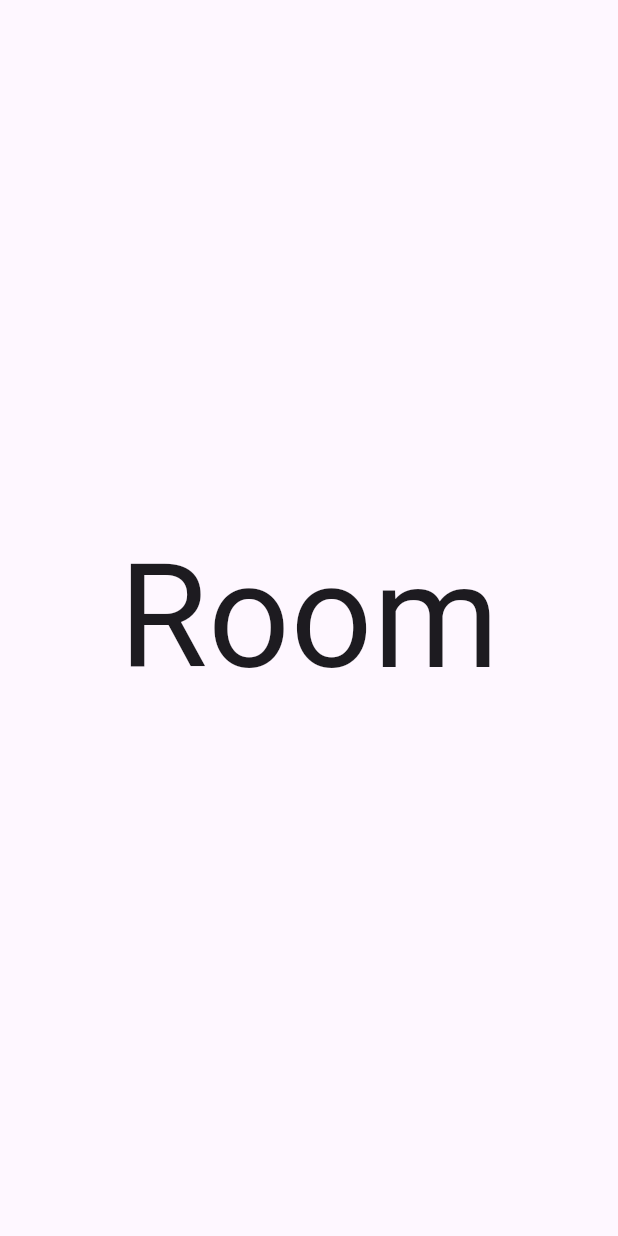
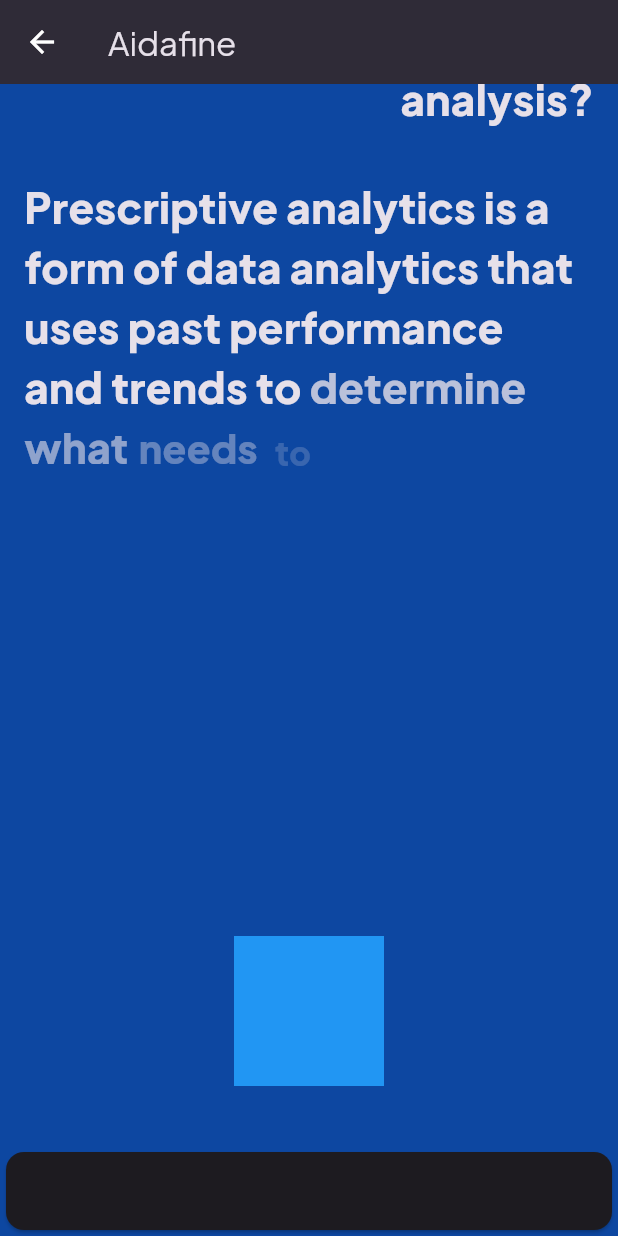
Before and after one commit to abadisurio/aidafine, a Flutter app: the _RoomView screen opened directly, on a phone screen of 412 x 824 dp. Run offline on Flutter 3.47's test engine with Material 3 defaults, Android fonts, the light colour scheme and no system bars; our stand-ins replace auto_route, bloc, cached_network_image, cloud_firestore, firebase_auth, firebase_core and 6 more; accounts and stored records are empty; generated files the repository leaves out were written again; network calls fail; statements that could not run were skipped.

Commit message:
Add themes and ui

```diff
--- /dev/null
+++ b/lib/app/themes/themes.dart
@@ -0,0 +1,6 @@
+import 'package:flutter/material.dart';
+import 'package:google_fonts/google_fonts.dart';
+
+part 'dark.dart';
+part 'blue.dart';
+part 'light.dart';
--- a/lib/app/view/app.dart
+++ b/lib/app/view/app.dart
@@ -1,4 +1,5 @@
 import 'package:aidafine/app/bloc/app_bloc.dart';
+import 'package:aidafine/app/themes/themes.dart';
 import 'package:aidafine/engine/engine.dart';
 import 'package:aidafine/l10n/l10n.dart';
 import 'package:aidafine/router/aidafine_router.dart';
@@ -116,4 +117,6 @@ final _app = MaterialApp.router(
   localizationsDelegates: AppLocalizations.localizationsDelegates,
   supportedLocales: AppLocalizations.supportedLocales,
   routerConfig: _appRouter.config(),
+  theme: blueTheme,
+  // darkTheme: darkTheme,
 );
--- a/lib/screens/room/view/room_page.dart
+++ b/lib/screens/room/view/room_page.dart
@@ -1,3 +1,5 @@
+import 'dart:async';
+
 import 'package:auto_route/auto_route.dart';
 import 'package:flutter/material.dart';
 
@@ -16,11 +18,182 @@ class _RoomView extends StatelessWidget {
 
   @override
   Widget build(BuildContext context) {
-    return const Scaffold(
-      body: Center(
-        child: Text(
-          'Room',
-          style: TextStyle(fontSize: 96),
+    return Scaffold(
+      appBar: AppBar(
+        title: const Text('Aidafine'),
+      ),
+      body: Stack(
+        alignment: Alignment.bottomCenter,
+        children: [
+          const _ListBubble(),
+          Padding(
+            padding: const EdgeInsets.only(bottom: 100),
+            child: Container(
+              color: Colors.blue,
+              width: 100,
+              height: 100,
+            ),
+          ),
+          Card(
+            child: Padding(
+              padding: const EdgeInsets.symmetric(vertical: 2, horizontal: 16),
+              child: TextFormField(
+                decoration: const InputDecoration(
+                  border: InputBorder.none,
+                ),
+              ),
+            ),
+          ),
+        ],
+      ),
+    );
+  }
+}
+
+class _ListBubble extends StatefulWidget {
+  const _ListBubble();
+
+  @override
+  State<_ListBubble> createState() => _ListBubbleState();
+}
+
+class _ListBubbleState extends State<_ListBubble> {
+  bool _isSticky = true;
+  final _scrollController = ScrollController();
+  @override
+  void initState() {
+    WidgetsBinding.instance.addPostFrameCallback((timeStamp) {
+      final stickyHeight = MediaQuery.of(context).size.height;
+      _scrollController.addListener(() {
+        if (_isSticky && _scrollController.offset > stickyHeight / 3) {
+          setState(() {
+            _isSticky = false;
+          });
+        } else if (!_isSticky && _scrollController.offset < stickyHeight / 3) {
+          setState(() {
+            _isSticky = true;
+          });
+        }
+      });
+    });
+    super.initState();
+  }
+
+  @override
+  Widget build(BuildContext context) {
+    return ListView.builder(
+      controller: _scrollController,
+      physics:
+          _isSticky ? const PageScrollPhysics() : const BouncingScrollPhysics(),
+      padding: const EdgeInsets.only(bottom: 250),
+      reverse: true,
+      itemCount: 3,
+      itemBuilder: (context, index) {
+        if (index == 2) {
+          return const SizedBox(height: 500);
+        }
+        if (index.isEven) {
+          return const _BubbleAnswer(data: _exampleAnswer);
+        }
+        return const _BubbleQuestion();
+      },
+    );
+  }
+
+  @override
+  void dispose() {
+    _scrollController.dispose();
+    super.dispose();
+  }
+}
+
+const _exampleAnswer =
+    '''Prescriptive analytics is a form of data analytics that uses past performance and trends to determine what needs to be done to achieve future goals. Even with the obvious benefits, business leaders should understand that prescriptive analytics has its own drawbacks.''';
+
+class _BubbleAnswer extends StatefulWidget {
+  const _BubbleAnswer({
+    required this.data,
+  });
+
+  final String data;
+
+  @override
+  State<_BubbleAnswer> createState() => _BubbleAnswerState();
+}
+
+class _BubbleAnswerState extends State<_BubbleAnswer>
+    with TickerProviderStateMixin {
+  late List<String> splittedText = widget.data.split(' ');
+
+  late Timer _timer;
+  int _index = 0;
+
+  void _startTimer() {
+    _timer = Timer.periodic(const Duration(milliseconds: 100), (Timer timer) {
+      if (_index >= splittedText.length) {
+        timer.cancel();
+      }
+      setState(() {
+        _index++;
+      });
+    });
+  }
+
+  @override
+  void initState() {
+    _startTimer();
+    super.initState();
+  }
+
+  @override
+  Widget build(BuildContext context) {
+    return Padding(
+      padding: const EdgeInsets.all(16),
+      child: Wrap(
+        children: [
+          for (var i = 0; i < splittedText.length; i++)
+            AnimatedScale(
+              alignment: Alignment.bottomLeft,
+              duration: const Duration(milliseconds: 500),
+              curve: Curves.easeOutCirc,
+              scale: _index >= i ? 1 : 0,
+              child: AnimatedOpacity(
+                duration: const Duration(milliseconds: 500),
+                opacity: _index >= i ? 1 : 0,
+                child: Text(
+                  '${splittedText[i]} ',
+                  style: const TextStyle(
+                    fontSize: 28,
+                    fontWeight: FontWeight.w800,
+                  ),
+                ),
+              ),
+            ),
+        ],
+      ),
+    );
+  }
+
+  @override
+  void dispose() {
+    _timer.cancel();
+    super.dispose();
+  }
+}
+
+class _BubbleQuestion extends StatelessWidget {
+  const _BubbleQuestion();
+
+  @override
+  Widget build(BuildContext context) {
+    return const Padding(
+      padding: EdgeInsets.all(16),
+      child: Text(
+        '''What is prescriptive analysis?''',
+        textAlign: TextAlign.end,
+        style: TextStyle(
+          fontSize: 28,
+          fontWeight: FontWeight.w800,
         ),
       ),
     );
--- a/pubspec.yaml
+++ b/pubspec.yaml
@@ -21,6 +21,7 @@ dependencies:
     sdk: flutter
   flutter_secure_storage: ^9.0.0
   freezed_annotation: ^2.4.1
+  google_fonts: ^6.2.1
   google_sign_in: ^6.2.1
   hydrated_bloc: ^9.1.5
   intl: ^0.18.0
```
Also changed, not shown: lib/app/themes/blue.dart (added, +27 -0 lines), lib/app/themes/dark.dart (added, +35 -0 lines), lib/app/themes/light.dart (added, +20 -0 lines), lib/app/themes/text_theme.dart (added, +45 -0 lines), lib/shared/widgets/widgets.dart (added), pubspec.lock.
